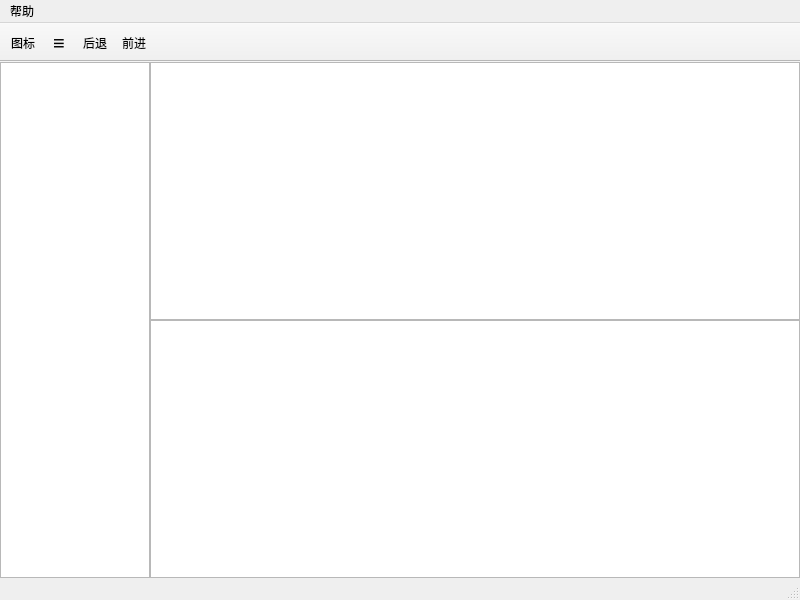
Before: the Qt Designer form mainwindow.ui in sonichy/HTYFileManager, drawn with Qt 5.
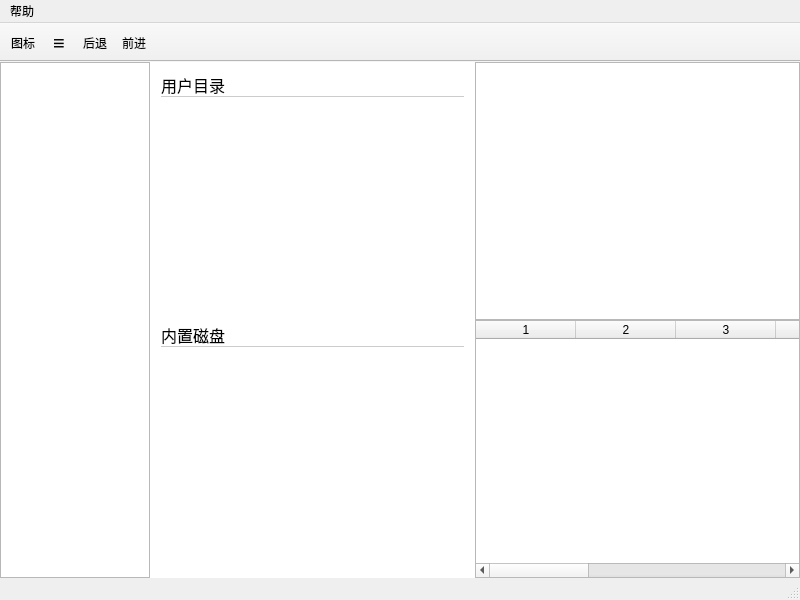
After: the same form once the commit is applied. Icons and pictures are not drawn.

Commit message: add partition list

Diff of the .ui file:
```diff
--- a/mainwindow.ui
+++ b/mainwindow.ui
@@ -38,7 +38,7 @@
      <number>0</number>
     </property>
     <item>
-     <layout class="QHBoxLayout" name="horizontalLayout" stretch="0,0">
+     <layout class="QHBoxLayout" name="horizontalLayout" stretch="0,0,0">
       <property name="spacing">
        <number>0</number>
       </property>
@@ -70,13 +70,114 @@
         </property>
        </widget>
       </item>
+      <item>
+       <widget class="QWidget" name="widget_computer" native="true">
+        <property name="styleSheet">
+         <string notr="true">background-color: rgb(255, 255, 255);</string>
+        </property>
+        <layout class="QVBoxLayout" name="verticalLayout_3">
+         <item>
+          <widget class="QLabel" name="label_userdir">
+           <property name="font">
+            <font>
+             <pointsize>12</pointsize>
+            </font>
+           </property>
+           <property name="styleSheet">
+            <string notr="true">border-bottom:1px solid #cccccc;</string>
+           </property>
+           <property name="text">
+            <string>用户目录</string>
+           </property>
+          </widget>
+         </item>
+         <item>
+          <widget class="QListWidget" name="listWidget_userdir">
+           <property name="styleSheet">
+            <string notr="true">border:none;</string>
+           </property>
+           <property name="iconSize">
+            <size>
+             <width>70</width>
+             <height>70</height>
+            </size>
+           </property>
+           <property name="movement">
+            <enum>QListView::Static</enum>
+           </property>
+           <property name="resizeMode">
+            <enum>QListView::Adjust</enum>
+           </property>
+           <property name="spacing">
+            <number>50</number>
+           </property>
+           <property name="gridSize">
+            <size>
+             <width>120</width>
+             <height>100</height>
+            </size>
+           </property>
+           <property name="viewMode">
+            <enum>QListView::IconMode</enum>
+           </property>
+          </widget>
+         </item>
+         <item>
+          <widget class="QLabel" name="label_partition">
+           <property name="font">
+            <font>
+             <pointsize>12</pointsize>
+            </font>
+           </property>
+           <property name="styleSheet">
+            <string notr="true">border-bottom:1px solid #cccccc;</string>
+           </property>
+           <property name="text">
+            <string>内置磁盘</string>
+           </property>
+          </widget>
+         </item>
+         <item>
+          <widget class="QListWidget" name="listWidget_partition">
+           <property name="styleSheet">
+            <string notr="true">border:none;</string>
+           </property>
+           <property name="iconSize">
+            <size>
+             <width>70</width>
+             <height>70</height>
+            </size>
+           </property>
+           <property name="movement">
+            <enum>QListView::Static</enum>
+           </property>
+           <property name="resizeMode">
+            <enum>QListView::Adjust</enum>
+           </property>
+           <property name="spacing">
+            <number>50</number>
+           </property>
+           <property name="gridSize">
+            <size>
+             <width>130</width>
+             <height>120</height>
+            </size>
+           </property>
+           <property name="viewMode">
+            <enum>QListView::IconMode</enum>
+           </property>
+          </widget>
+         </item>
+        </layout>
+       </widget>
+      </item>
       <item>
        <layout class="QVBoxLayout" name="verticalLayout">
         <property name="spacing">
          <number>0</number>
         </property>
         <item>
-         <widget class="QListView" name="listView">
+         <widget class="QListWidget" name="listWidget">
           <property name="contextMenuPolicy">
            <enum>Qt::CustomContextMenu</enum>
           </property>
@@ -86,13 +187,28 @@
           <property name="selectionMode">
            <enum>QAbstractItemView::ExtendedSelection</enum>
           </property>
+          <property name="iconSize">
+           <size>
+            <width>50</width>
+            <height>50</height>
+           </size>
+          </property>
           <property name="resizeMode">
            <enum>QListView::Adjust</enum>
           </property>
+          <property name="gridSize">
+           <size>
+            <width>100</width>
+            <height>100</height>
+           </size>
+          </property>
+          <property name="viewMode">
+           <enum>QListView::IconMode</enum>
+          </property>
          </widget>
         </item>
         <item>
-         <widget class="QTableView" name="tableView">
+         <widget class="QTableWidget" name="tableWidget">
           <property name="contextMenuPolicy">
            <enum>Qt::CustomContextMenu</enum>
           </property>
@@ -111,6 +227,21 @@
           <property name="sortingEnabled">
            <bool>true</bool>
           </property>
+          <property name="columnCount">
+           <number>9</number>
+          </property>
+          <attribute name="verticalHeaderVisible">
+           <bool>false</bool>
+          </attribute>
+          <column/>
+          <column/>
+          <column/>
+          <column/>
+          <column/>
+          <column/>
+          <column/>
+          <column/>
+          <column/>
          </widget>
         </item>
        </layout>
```
Left out of the diff: 7 changed lines with no effect on the pictures. The commit also changes 14 other files.
